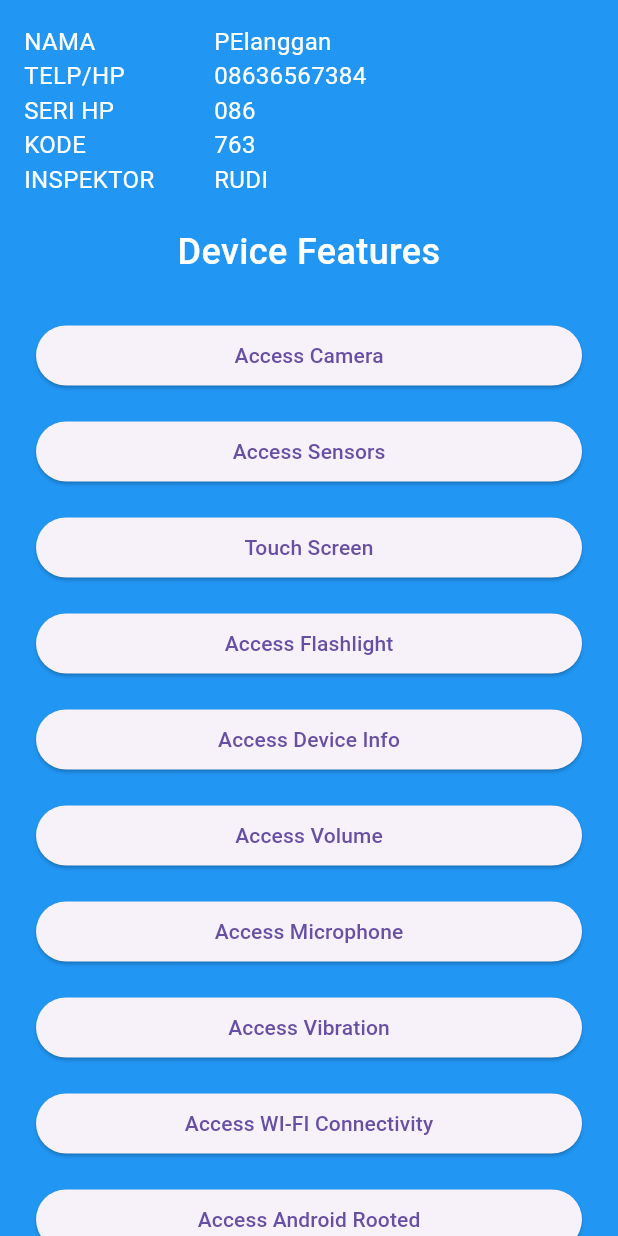
After one commit to amiqyolo/gitss, a Flutter app: the MenusInspectionView screen opened by its route, on a phone screen of 412 x 824 dp. The commit adds this screen. Run offline on Flutter 3.47's test engine with Material 3 defaults, Android fonts, the phone set to English and light mode, and no system bars; our stand-ins replace flutter_svg, get.

Commit message:
add a menu device features page

```diff
--- /dev/null
+++ b/lib/app/modules/menus_inspection/bindings/menus_inspection_binding.dart
@@ -0,0 +1,12 @@
+import 'package:get/get.dart';
+
+import '../controllers/menus_inspection_controller.dart';
+
+class MenusInspectionBinding extends Bindings {
+  @override
+  void dependencies() {
+    Get.lazyPut<MenusInspectionController>(
+      () => MenusInspectionController(),
+    );
+  }
+}
--- /dev/null
+++ b/lib/app/modules/menus_inspection/controllers/menus_inspection_controller.dart
@@ -0,0 +1,23 @@
+import 'package:get/get.dart';
+
+class MenusInspectionController extends GetxController {
+  //TODO: Implement MenusInspectionController
+
+  final count = 0.obs;
+  @override
+  void onInit() {
+    super.onInit();
+  }
+
+  @override
+  void onReady() {
+    super.onReady();
+  }
+
+  @override
+  void onClose() {
+    super.onClose();
+  }
+
+  void increment() => count.value++;
+}
--- /dev/null
+++ b/lib/app/modules/menus_inspection/views/menus_inspection_view.dart
@@ -0,0 +1,236 @@
+import 'package:flutter/material.dart';
+
+import 'package:get/get.dart';
+
+import '../../widgets/feature_button.dart';
+import '../controllers/menus_inspection_controller.dart';
+
+class MenusInspectionView extends GetView<MenusInspectionController> {
+  const MenusInspectionView({super.key});
+  @override
+  Widget build(BuildContext context) {
+    return Scaffold(
+      backgroundColor: Colors.blue,
+      body: SafeArea(
+        child: SingleChildScrollView(
+          child: Padding(
+            padding: const EdgeInsets.all(16.0),
+            child: Column(
+              children: [
+                Row(
+                  children: [
+                    const Expanded(
+                      child: Text(
+                        'NAMA',
+                        style: TextStyle(
+                          color: Colors.white,
+                          fontWeight: FontWeight.normal,
+                          fontSize: 16.0,
+                        ),
+                      ),
+                    ),
+                    Expanded(
+                      flex: 2,
+                      child: Text(
+                        'PElanggan',
+                        style: const TextStyle(
+                          color: Colors.white,
+                          fontWeight: FontWeight.normal,
+                          fontSize: 16.0,
+                        ),
+                      ),
+                    ),
+                  ],
+                ),
+                const Row(
+                  children: [
+                    Expanded(
+                      child: Text(
+                        'TELP/HP',
+                        style: TextStyle(
+                          color: Colors.white,
+                          fontWeight: FontWeight.normal,
+                          fontSize: 16.0,
+                        ),
+                      ),
+                    ),
+                    Expanded(
+                      flex: 2,
+                      child: Text(
+                        '08636567384',
+                        style: TextStyle(
+                          color: Colors.white,
+                          fontWeight: FontWeight.normal,
+                          fontSize: 16.0,
+                        ),
+                      ),
+                    ),
+                  ],
+                ),
+                Row(
+                  children: [
+                    const Expanded(
+                      child: Text(
+                        'SERI HP',
+                        style: TextStyle(
+                          color: Colors.white,
+                          fontWeight: FontWeight.normal,
+                          fontSize: 16.0,
+                        ),
+                      ),
+                    ),
+                    Expanded(
+                      flex: 2,
+                      child: Text(
+                        '086',
+                        style: const TextStyle(
+                          color: Colors.white,
+                          fontWeight: FontWeight.normal,
+                          fontSize: 16.0,
+                        ),
+                      ),
+                    ),
+                  ],
+                ),
+                Row(
+                  children: [
+                    const Expanded(
+                      child: Text(
+                        'KODE',
+                        style: TextStyle(
+                          color: Colors.white,
+                          fontWeight: FontWeight.normal,
+                          fontSize: 16.0,
+                        ),
+                      ),
+                    ),
+                    Expanded(
+                      flex: 2,
+                      child: Text(
+                        '763',
+                        style: const TextStyle(
+                          color: Colors.white,
+                          fontWeight: FontWeight.normal,
+                          fontSize: 16.0,
+                        ),
+                      ),
+                    ),
+                  ],
+                ),
+                const Row(
+                  children: [
+                    Expanded(
+                      child: Text(
+                        'INSPEKTOR',
+                        style: TextStyle(
+                          color: Colors.white,
+                          fontWeight: FontWeight.normal,
+                          fontSize: 16.0,
+                        ),
+                      ),
+                    ),
+                    Expanded(
+                      flex: 2,
+                      child: Text(
+                        'RUDI',
+                        style: TextStyle(
+                          color: Colors.white,
+                          fontWeight: FontWeight.normal,
+                          fontSize: 16.0,
+                        ),
+                      ),
+                    ),
+                  ],
+                ),
+                const SizedBox(height: 20.0),
+                Column(
+                  crossAxisAlignment: CrossAxisAlignment.stretch,
+                  mainAxisAlignment: MainAxisAlignment.center,
+                  children: [
+                    const Text(
+                      'Device Features',
+                      textAlign: TextAlign.center,
+                      style: TextStyle(
+                        color: Colors.white,
+                        fontSize: 24.0,
+                        fontWeight: FontWeight.w500,
+                      ),
+                    ),
+                    const SizedBox(height: 20.0),
+                    FeatureButton(
+                      label: 'Access Camera',
+                      onTap: () => Get.to(() => const MenusInspectionView()),
+                    ),
+                    FeatureButton(
+                      label: 'Access Sensors',
+                      onTap: () => Get.to(() => const MenusInspectionView()),
+                    ),
+                    FeatureButton(
+                      label: 'Touch Screen',
+                      onTap: () => Get.to(() => const MenusInspectionView()),
+                    ),
+                    FeatureButton(
+                      label: 'Access Flashlight',
+                      onTap: () => Get.to(() => const MenusInspectionView()),
+                    ),
+                    FeatureButton(
+                      label: 'Access Device Info',
+                      onTap: () => Get.to(() => const MenusInspectionView()),
+                    ),
+                    FeatureButton(
+                      label: 'Access Volume',
+                      onTap: () => Get.to(() => const MenusInspectionView()),
+                    ),
+                    FeatureButton(
+                      label: 'Access Microphone',
+                      onTap: () => Get.to(() => const MenusInspectionView()),
+                    ),
+                    FeatureButton(
+                      label: 'Access Vibration',
+                      onTap: () => Get.to(() => const MenusInspectionView()),
+                    ),
+                    FeatureButton(
+                      label: 'Access WI-FI Connectivity',
+                      onTap: () => Get.to(() => const MenusInspectionView()),
+                    ),
+                    FeatureButton(
+                      label: 'Access Android Rooted',
+                      onTap: () => Get.to(() => const MenusInspectionView()),
+                    ),
+                    FeatureButton(
+                      label: 'Access Sim Card',
+                      onTap: () => Get.to(() => const MenusInspectionView()),
+                    ),
+                  ],
+                ),
+                const SizedBox(height: 20.0),
+                Container(
+                  width: double.infinity,
+                  margin: const EdgeInsets.symmetric(horizontal: 8.0),
+                  child: ElevatedButton(
+                    style: const ButtonStyle(
+                      backgroundColor: WidgetStatePropertyAll(Colors.white),
+                      padding: WidgetStatePropertyAll(EdgeInsets.all(10.0)),
+                    ),
+                    onPressed: () {
+                      // Get.to(() => ResultsScreen());
+                    },
+                    child: const Text(
+                      'KIRIM HASIL INSPEKSI',
+                      style: TextStyle(
+                        color: Colors.blue,
+                        fontWeight: FontWeight.bold,
+                        fontSize: 20.0,
+                      ),
+                    ),
+                  ),
+                ),
+                const SizedBox(height: 24.0),
+              ],
+            ),
+          ),
+        ),
+      ),
+    );
+  }
+}
--- /dev/null
+++ b/lib/app/modules/widgets/feature_button.dart
@@ -0,0 +1,23 @@
+import 'package:flutter/material.dart';
+
+class FeatureButton extends StatelessWidget {
+  final String label;
+  final VoidCallback onTap;
+
+  const FeatureButton({
+    super.key,
+    required this.label,
+    required this.onTap,
+  });
+
+  @override
+  Widget build(BuildContext context) {
+    return Padding(
+      padding: const EdgeInsets.all(8.0),
+      child: ElevatedButton(
+        onPressed: onTap,
+        child: Text(label),
+      ),
+    );
+  }
+}
--- a/lib/app/routes/app_pages.dart
+++ b/lib/app/routes/app_pages.dart
@@ -14,6 +14,8 @@ import '../modules/inspection_result/bindings/inspection_result_binding.dart';
 import '../modules/inspection_result/views/inspection_result_view.dart';
 import '../modules/login/bindings/login_binding.dart';
 import '../modules/login/views/login_view.dart';
+import '../modules/menus_inspection/bindings/menus_inspection_binding.dart';
+import '../modules/menus_inspection/views/menus_inspection_view.dart';
 import '../modules/password_otp_verification/bindings/password_otp_verification_binding.dart';
 import '../modules/password_otp_verification/views/password_otp_verification_view.dart';
 import '../modules/register/bindings/register_binding.dart';
@@ -93,5 +95,10 @@ class AppPages {
       page: () => const InputInspectionView(),
       binding: InputInspectionBinding(),
     ),
+    GetPage(
+      name: _Paths.MENUS_INSPECTION,
+      page: () => const MenusInspectionView(),
+      binding: MenusInspectionBinding(),
+    ),
   ];
 }
--- a/lib/app/routes/app_routes.dart
+++ b/lib/app/routes/app_routes.dart
@@ -15,6 +15,7 @@ abstract class Routes {
   static const REGISTER_SUCCESS = _Paths.REGISTER_SUCCESS;
   static const INSPECTION_RESULT = _Paths.INSPECTION_RESULT;
   static const INPUT_INSPECTION = _Paths.INPUT_INSPECTION;
+  static const MENUS_INSPECTION = _Paths.MENUS_INSPECTION;
 }
 
 abstract class _Paths {
@@ -31,4 +32,5 @@ abstract class _Paths {
   static const REGISTER_SUCCESS = '/register-success';
   static const INSPECTION_RESULT = '/inspection-result';
   static const INPUT_INSPECTION = '/input-inspection';
+  static const MENUS_INSPECTION = '/menus-inspection';
 }
```
